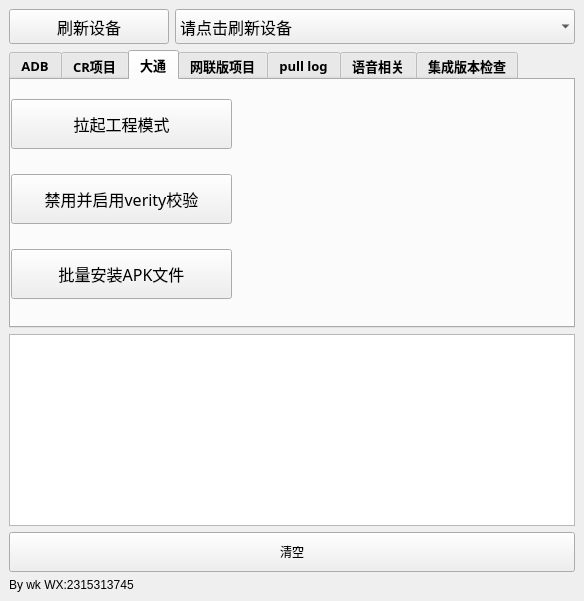
This is adbtool.ui in wangke956/ADBTools as Qt 5 draws it before an edit. The edited form follows.
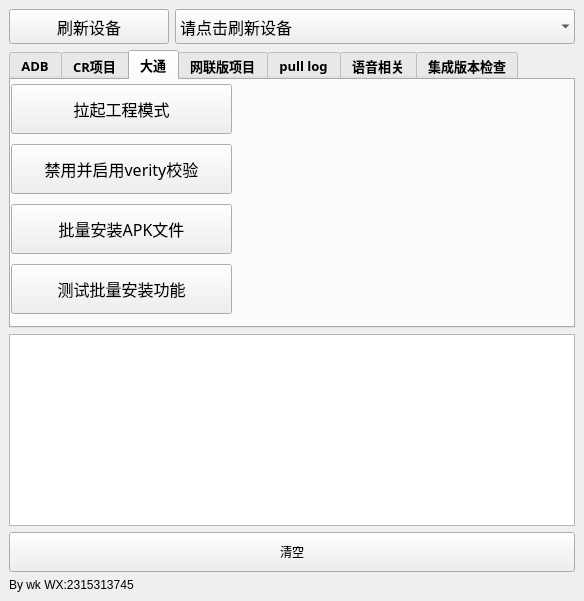
This is the edited form. The open tabs and pages were chosen to show the change.

Commit message: 1.完善大通项目推包功能

Patch:
```diff
--- a/adbtool.ui
+++ b/adbtool.ui
@@ -809,6 +809,31 @@
            </property>
           </widget>
          </item>
+         <item>
+          <widget class="QPushButton" name="datong_batch_install_test_button">
+           <property name="minimumSize">
+            <size>
+             <width>200</width>
+             <height>0</height>
+            </size>
+           </property>
+           <property name="maximumSize">
+            <size>
+             <width>16777215</width>
+             <height>50</height>
+            </size>
+           </property>
+           <property name="font">
+            <font>
+             <family>Arial Rounded MT Bold</family>
+             <pointsize>12</pointsize>
+            </font>
+           </property>
+           <property name="text">
+            <string>测试批量安装功能</string>
+           </property>
+          </widget>
+         </item>
         </layout>
        </widget>
       </widget>
```
The commit also changes 5 other files.
